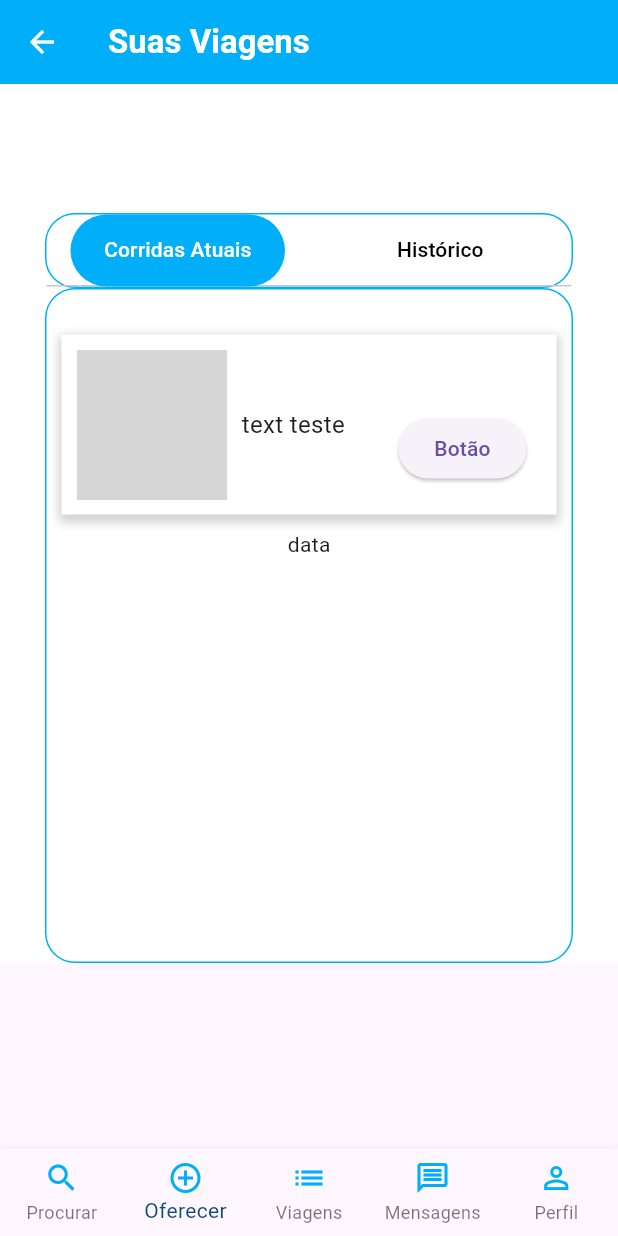
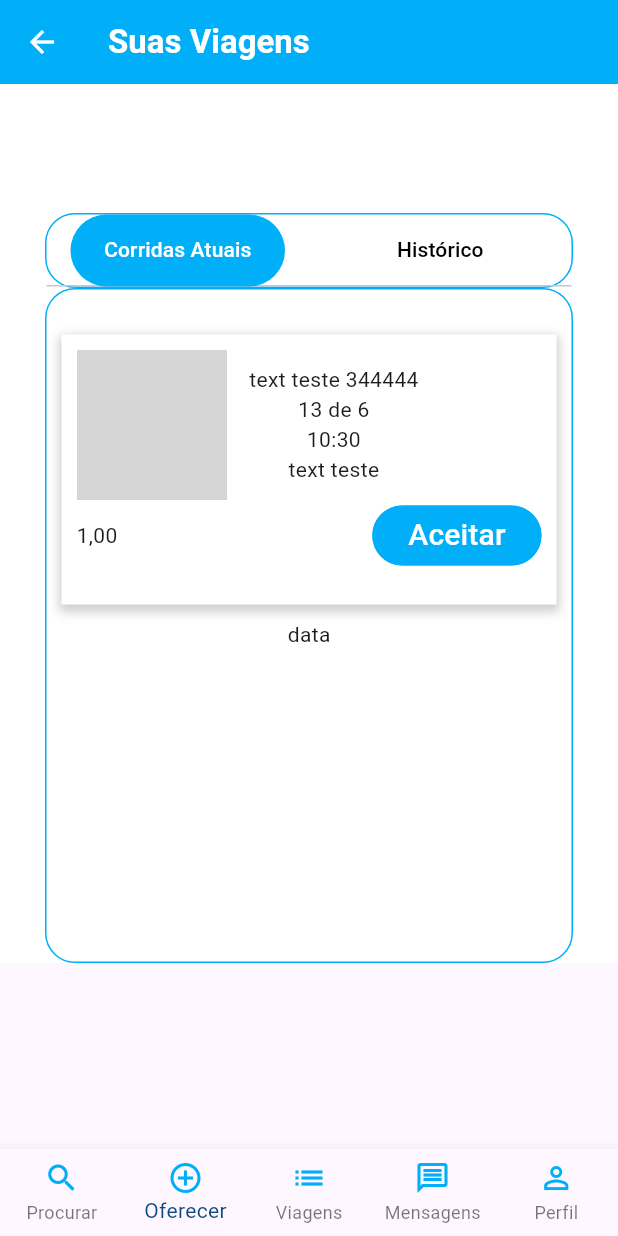
Before and after one commit to LuizWillner/CaroninhasFrontES2, a Flutter app: the Historico screen opened by its route, on a phone screen of 412 x 824 dp. Run offline on Flutter 3.47's test engine with Material 3 defaults, Android fonts, the phone set to English and light mode, and no system bars; our stand-ins replace flutter_secure_storage; missing offline and left inert: dart:ffi; accounts and stored records are empty; network calls fail; grey boxes are pictures that could not be loaded.

Commit message:
Arrumando layout component viagem

```diff
--- a/lib/components/viagem.dart
+++ b/lib/components/viagem.dart
@@ -6,19 +6,28 @@ const Color darkBlueColor = Color(0xFF0E4B7C);
 
 class Viagem extends StatelessWidget {
   final String image;
-  final String text;
+  final String endereco;
+  final String nome;
+  final DateTime data;
   final VoidCallback onPressed;
+  final int price;
 
-  Viagem({
-    required this.image,
-    required this.text,
+  Viagem(
+      {required this.image,
+      required this.endereco,
+      required this.nome,
+      required this.data,
       required this.onPressed,
-  });
+      required this.price});
 
   @override
   Widget build(BuildContext context) {
+    String dataLayout = '${data.day} de ${data.month}';
+    String horaLayout = '${data.hour}:${data.minute}';
+    String priceLayout = '${price},00';
+
     return Container(
-      height: 120,
+      height: 180,
       padding: EdgeInsets.all(10),
       margin: EdgeInsets.all(10),
       decoration: BoxDecoration(
@@ -34,6 +43,8 @@ class Viagem extends StatelessWidget {
       ),
       child: Stack(
         children: [
+          Column(
+            children: [
               Row(
                 children: [
                   Image.asset(
@@ -42,25 +53,40 @@ class Viagem extends StatelessWidget {
                     height: 100,
                     fit: BoxFit.cover,
                   ),
-              SizedBox(width: 10),
-              Expanded(
-                child: Text(
-                  text,
-                  style: TextStyle(fontSize: 16),
-                  overflow: TextOverflow.ellipsis,
-                  maxLines: 5,
+                  SizedBox(width: 15),
+                  Column(
+                    children: [
+                      Text(endereco),
+                      Text(dataLayout),
+                      Text(horaLayout),
+                      Text(nome),
+                    ],
+                  ),
+                ],
+              ),
+              Row(
+                children: [
+                  Text(priceLayout),
+                  Spacer(),
+                  OutlinedButton(
+                    style: OutlinedButton.styleFrom(
+                      side: const BorderSide(
+                        width: 1.0,
+                        color: clearBlueColor,
+                        style: BorderStyle.solid,
+                      ),
+                      backgroundColor: clearBlueColor,
+                    ),
+                    onPressed: onPressed,
+                    child: const Text(
+                      'Aceitar',
+                      style: TextStyle(color: Colors.white, fontSize: 20),
                     ),
                   ),
                 ],
-          ),
-          Positioned(
-            right: 10,
-            bottom: 10,
-            child: ElevatedButton(
-              onPressed: onPressed,
-              child: Text('Botão'),
-            ),
-          ),
+              )
+            ],
+          )
         ],
       ),
     );
--- a/lib/pages/historico.dart
+++ b/lib/pages/historico.dart
@@ -183,10 +183,13 @@ class _HistoricoState extends State<Historico>
                               children: [
                                 Viagem(
                                   image: 'assets/login_background.png',
-                                  text: 'text teste',
+                                  endereco: 'text teste 344444',
+                                  nome: 'text teste',
+                                  data: DateTime.now(),
                                   onPressed: () {
                                     print("tututu");
                                   },
+                                  price: 1,
                                 ),
                                 const Text("data"),
                               ],
```
Lines whose indentation alone changed are shown as unchanged.
